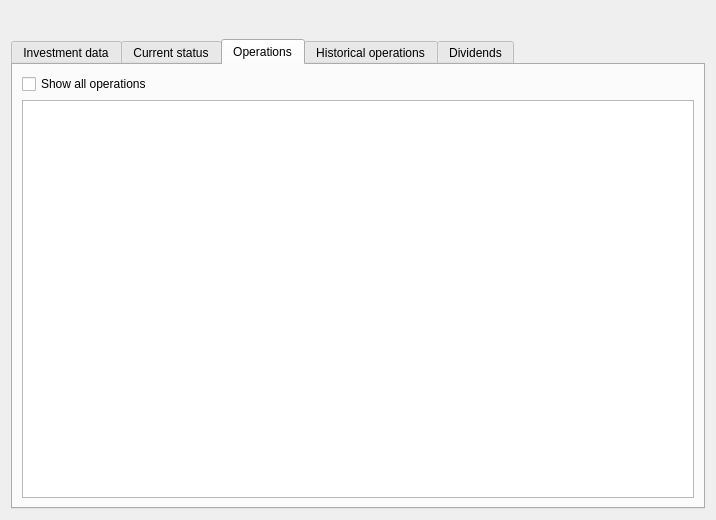
Before: the Qt Designer form ui/frmInvestmentReport.ui in turulomio/xulpymoney, drawn with Qt 5.
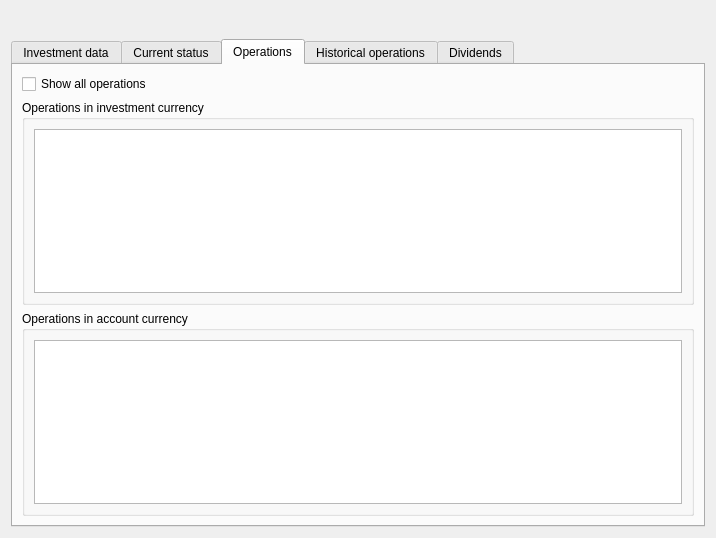
After: the same form once the commit is applied. The open tabs and pages were chosen to show the change. Icons and pictures are not drawn. Custom widgets are drawn as their Qt base class.

```diff
--- a/ui/frmInvestmentReport.ui
+++ b/ui/frmInvestmentReport.ui
@@ -10,7 +10,7 @@
     <x>0</x>
     <y>0</y>
     <width>716</width>
-    <height>520</height>
+    <height>538</height>
    </rect>
   </property>
   <property name="windowTitle">
@@ -352,7 +352,7 @@
         <attribute name="title">
          <string>Operations</string>
         </attribute>
-        <layout class="QHBoxLayout" name="horizontalLayout_9">
+        <layout class="QHBoxLayout" name="horizontalLayout_17">
          <item>
           <layout class="QVBoxLayout" name="verticalLayout_7">
            <item>
@@ -363,7 +363,13 @@
             </widget>
            </item>
            <item>
-            <widget class="myQTableWidget" name="tblOperaciones">
+            <widget class="QGroupBox" name="grpOperationsInvestmentCurrency">
+             <property name="title">
+              <string>Operations in investment currency</string>
+             </property>
+             <layout class="QHBoxLayout" name="horizontalLayout_9">
+              <item>
+               <widget class="myQTableWidget" name="tblOperations">
              <property name="contextMenuPolicy">
               <enum>Qt::CustomContextMenu</enum>
              </property>
@@ -379,6 +385,37 @@
              <attribute name="verticalHeaderVisible">
               <bool>false</bool>
              </attribute>
+               </widget>
+              </item>
+             </layout>
+            </widget>
+           </item>
+           <item>
+            <widget class="QGroupBox" name="grpOperationsAccountCurrency">
+             <property name="title">
+              <string>Operations in account currency</string>
+             </property>
+             <layout class="QHBoxLayout" name="horizontalLayout_16">
+              <item>
+               <widget class="myQTableWidget" name="tblOperationsAccountCurrency">
+                <property name="contextMenuPolicy">
+                 <enum>Qt::CustomContextMenu</enum>
+                </property>
+                <property name="alternatingRowColors">
+                 <bool>true</bool>
+                </property>
+                <property name="selectionMode">
+                 <enum>QAbstractItemView::SingleSelection</enum>
+                </property>
+                <property name="selectionBehavior">
+                 <enum>QAbstractItemView::SelectRows</enum>
+                </property>
+                <attribute name="verticalHeaderVisible">
+                 <bool>false</bool>
+                </attribute>
+               </widget>
+              </item>
+             </layout>
             </widget>
            </item>
           </layout>
```
Left out of the diff: 80 changed lines with no effect on the pictures. Lines whose indentation alone changed are shown as unchanged.
